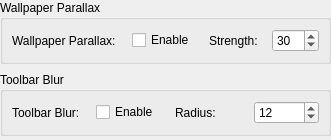
The window that src/ui/dialogs/settings/appearance/appearanceeffectspanel.ui (EtherAura/Kartend) describes before a commit, drawn with Qt 5.
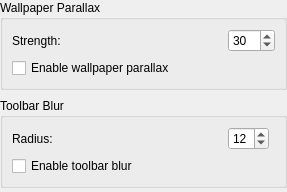
The same window after the commit.

What changed in the file:
```diff
--- a/src/ui/dialogs/settings/appearance/appearanceeffectspanel.ui
+++ b/src/ui/dialogs/settings/appearance/appearanceeffectspanel.ui
@@ -11,36 +11,28 @@
    <item>
     <widget class="QGroupBox" name="appearanceParallaxGroupBox">
      <property name="title"><string>Wallpaper Parallax</string></property>
-     <layout class="QGridLayout" name="appearanceParallaxFormLayout">
+     <layout class="QFormLayout" name="appearanceParallaxFormLayout">
       <property name="horizontalSpacing"><number>16</number></property>
       <property name="verticalSpacing"><number>6</number></property>
-      <item row="0" column="0"><widget class="QLabel" name="label_wallpaperParallax"><property name="text"><string>Wallpaper Parallax:</string></property></widget></item>
-      <item row="0" column="1" colspan="5">
-       <layout class="QHBoxLayout" name="wallpaperParallaxLayout">
-        <property name="spacing"><number>14</number></property>
-        <item><widget class="QCheckBox" name="wallpaperParallaxCheckBox"><property name="text"><string>Enable</string></property><property name="toolTip"><string>Tie the image background's vertical position to the items scroll offset. Image bg only — video bgs are unaffected.</string></property></widget></item>
-        <item><widget class="QLabel" name="label_parallaxStrength"><property name="text"><string>Strength:</string></property></widget></item>
-        <item><widget class="QSpinBox" name="parallaxStrengthSpinBox"><property name="maximumWidth"><number>100</number></property><property name="toolTip"><string>0 = bg locked (no parallax movement); 100 = bg moves in lockstep with content. 30 is a subtle default.</string></property><property name="minimum"><number>0</number></property><property name="maximum"><number>100</number></property><property name="value"><number>30</number></property></widget></item>
-       </layout>
-      </item>
+      <property name="labelAlignment"><set>Qt::AlignmentFlag::AlignLeft|Qt::AlignmentFlag::AlignVCenter</set></property>
+      <property name="fieldGrowthPolicy"><enum>QFormLayout::FieldGrowthPolicy::FieldsStayAtSizeHint</enum></property>
+      <item row="0" column="0"><widget class="QLabel" name="label_parallaxStrength"><property name="minimumSize"><size><width>200</width><height>0</height></size></property><property name="text"><string>Strength:</string></property></widget></item>
+      <item row="0" column="1"><widget class="QSpinBox" name="parallaxStrengthSpinBox"><property name="maximumWidth"><number>120</number></property><property name="toolTip"><string>0 = bg locked (no parallax movement); 100 = bg moves in lockstep with content. 30 is a subtle default.</string></property><property name="minimum"><number>0</number></property><property name="maximum"><number>100</number></property><property name="value"><number>30</number></property></widget></item>
+      <item row="1" column="0" colspan="2"><widget class="QCheckBox" name="wallpaperParallaxCheckBox"><property name="text"><string>Enable wallpaper parallax</string></property><property name="toolTip"><string>Tie the image background's vertical position to the items scroll offset. Image bg only — video bgs are unaffected.</string></property></widget></item>
      </layout>
     </widget>
    </item>
    <item>
     <widget class="QGroupBox" name="appearanceToolbarBlurGroupBox">
      <property name="title"><string>Toolbar Blur</string></property>
-     <layout class="QGridLayout" name="appearanceEffectsFormLayout">
+     <layout class="QFormLayout" name="appearanceEffectsFormLayout">
       <property name="horizontalSpacing"><number>16</number></property>
       <property name="verticalSpacing"><number>6</number></property>
-      <item row="0" column="0"><widget class="QLabel" name="label_toolbarBackdropBlur"><property name="text"><string>Toolbar Blur:</string></property></widget></item>
-      <item row="0" column="1" colspan="5">
-       <layout class="QHBoxLayout" name="toolbarBackdropBlurLayout">
-        <property name="spacing"><number>14</number></property>
-        <item><widget class="QCheckBox" name="toolbarBackdropBlurCheckBox"><property name="text"><string>Enable</string></property><property name="toolTip"><string>Use a blurred copy of the wallpaper as the toolbar background, mimicking macOS Vibrancy. Image bg only — no-op while a video bg is active.</string></property></widget></item>
-        <item><widget class="QLabel" name="label_backdropBlurRadius"><property name="text"><string>Radius:</string></property></widget></item>
-        <item><widget class="QSpinBox" name="backdropBlurRadiusSpinBox"><property name="maximumWidth"><number>100</number></property><property name="toolTip"><string>Blur radius (4 = barely perceptible; 32 = source becomes unreadable).</string></property><property name="minimum"><number>4</number></property><property name="maximum"><number>32</number></property><property name="value"><number>12</number></property></widget></item>
-       </layout>
-      </item>
+      <property name="labelAlignment"><set>Qt::AlignmentFlag::AlignLeft|Qt::AlignmentFlag::AlignVCenter</set></property>
+      <property name="fieldGrowthPolicy"><enum>QFormLayout::FieldGrowthPolicy::FieldsStayAtSizeHint</enum></property>
+      <item row="0" column="0"><widget class="QLabel" name="label_backdropBlurRadius"><property name="minimumSize"><size><width>200</width><height>0</height></size></property><property name="text"><string>Radius:</string></property></widget></item>
+      <item row="0" column="1"><widget class="QSpinBox" name="backdropBlurRadiusSpinBox"><property name="maximumWidth"><number>120</number></property><property name="toolTip"><string>Blur radius (4 = barely perceptible; 32 = source becomes unreadable).</string></property><property name="minimum"><number>4</number></property><property name="maximum"><number>32</number></property><property name="value"><number>12</number></property></widget></item>
+      <item row="1" column="0" colspan="2"><widget class="QCheckBox" name="toolbarBackdropBlurCheckBox"><property name="text"><string>Enable toolbar blur</string></property><property name="toolTip"><string>Use a blurred copy of the wallpaper as the toolbar background, mimicking macOS Vibrancy. Image bg only — no-op while a video bg is active.</string></property></widget></item>
      </layout>
     </widget>
    </item>
```
